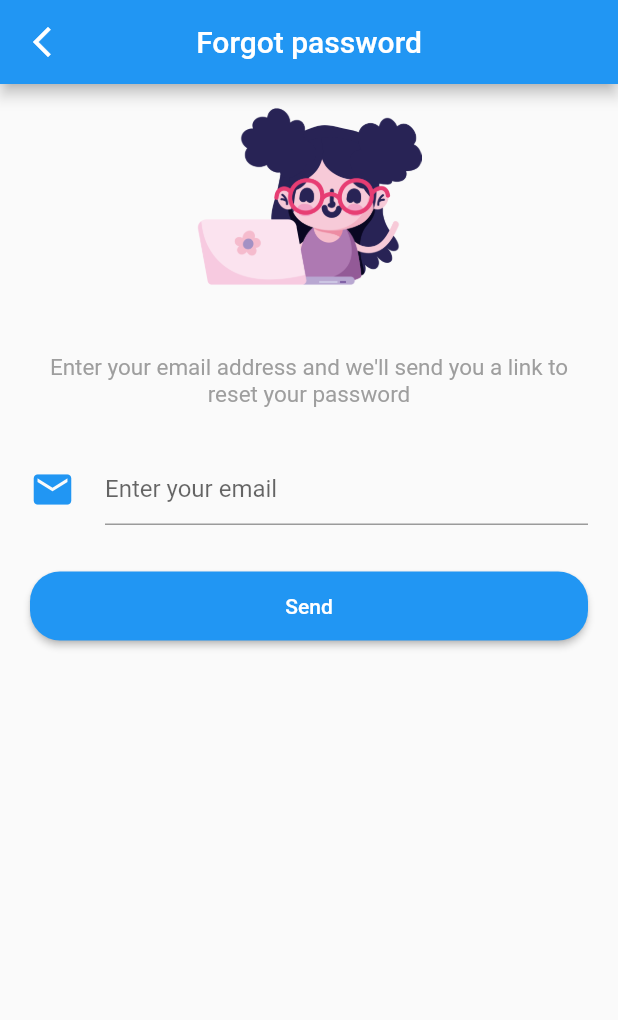
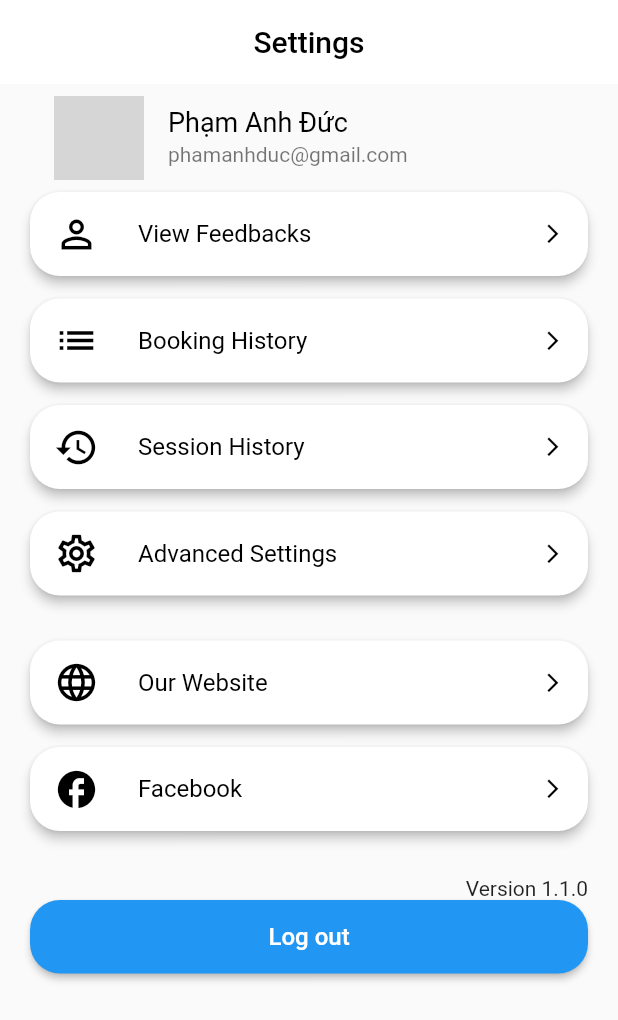
Before and after one commit to sonicduc123/1-on-1-learning, a Flutter app: the screen it shows after launch, on a phone screen of 412 x 824 dp. Shown: the top 1020 px of the screen. Run offline on Flutter 3.47's test engine with Material 2 defaults, Android fonts, the phone set to English and light mode, and no system bars; grey boxes are pictures that could not be loaded.

Commit message:
add Setting UI

```diff
--- /dev/null
+++ b/lib/AccountManagement/setting.dart
@@ -0,0 +1,135 @@
+import 'package:flutter/material.dart';
+import 'package:let_tutor/Ultility/function.dart';
+
+class Setting extends StatelessWidget {
+  const Setting({Key? key}) : super(key: key);
+
+  @override
+  Widget build(BuildContext context) {
+    Widget information = const ListTile(
+      leading: CircleAvatar(
+        backgroundImage: AssetImage('images/avatar.png'),
+        radius: 30,
+      ),
+      title: Text(
+        'Phạm Anh Đức',
+        style: TextStyle(
+          color: Colors.black,
+          fontSize: 18,
+        ),
+      ),
+      subtitle: Text('phamanhduc@gmail.com'),
+    );
+
+    Widget listItem(Icon icon, String name) => Card(
+          shape: RoundedRectangleBorder(
+            borderRadius: BorderRadius.circular(20),
+          ),
+          elevation: 3,
+          margin: const EdgeInsets.only(bottom: 15),
+          child: ListTile(
+            leading: icon,
+            title: Text(
+              name,
+              style: const TextStyle(color: Colors.black),
+            ),
+            trailing: const Icon(
+              Icons.arrow_forward_ios,
+              color: Colors.black,
+              size: 15,
+            ),
+          ),
+        );
+
+    Widget version = const Align(
+      alignment: Alignment.topRight,
+      child: Text('Version 1.1.0'),
+    );
+
+    Widget logoutButton = ElevatedButton(
+      style: ElevatedButton.styleFrom(
+        shape: RoundedRectangleBorder(
+          borderRadius: BorderRadius.circular(20),
+        ),
+        padding: const EdgeInsets.only(top: 15, bottom: 15),
+      ),
+      onPressed: () {},
+      child: const Text(
+        'Log out',
+        style: TextStyle(fontSize: 16),
+      ),
+    );
+
+    return Scaffold(
+      appBar: AppBar(
+        title: const Text('Settings',
+            style: TextStyle(
+              color: Colors.black,
+            )),
+        backgroundColor: Colors.white,
+        elevation: 0,
+        centerTitle: true,
+      ),
+      body: Container(
+        padding: const EdgeInsets.only(left: 20, right: 20),
+        child: ListView(
+          children: [
+            information,
+            listItem(
+              const Icon(
+                Icons.person_outline,
+                color: Colors.black,
+                size: 30,
+              ),
+              'View Feedbacks',
+            ),
+            listItem(
+              const Icon(
+                Icons.list,
+                color: Colors.black,
+                size: 30,
+              ),
+              'Booking History',
+            ),
+            listItem(
+              const Icon(
+                Icons.history,
+                color: Colors.black,
+                size: 30,
+              ),
+              'Session History',
+            ),
+            listItem(
+              const Icon(
+                Icons.settings_outlined,
+                color: Colors.black,
+                size: 30,
+              ),
+              'Advanced Settings',
+            ),
+            space(15),
+            listItem(
+              const Icon(
+                Icons.language,
+                color: Colors.black,
+                size: 30,
+              ),
+              'Our Website',
+            ),
+            listItem(
+              const Icon(
+                Icons.facebook_outlined,
+                color: Colors.black,
+                size: 30,
+              ),
+              'Facebook',
+            ),
+            space(15),
+            version,
+            logoutButton,
+          ],
+        ),
+      ),
+    );
+  }
+}
--- a/lib/main.dart
+++ b/lib/main.dart
@@ -1,4 +1,5 @@
 import 'package:flutter/material.dart';
+import 'AccountManagement/setting.dart';
 import 'Authentication/forgot_password.dart';
 import 'Authentication/login.dart';
 import 'Authentication/register.dart';
@@ -7,6 +8,6 @@ void main() {
   runApp(const MaterialApp(
       title: 'My App',
       home: SafeArea(
-        child: ForgotPassword(),
+        child: Setting(),
       )));
 }
```
Also changed, not shown: lib/AccountManagement/profile.dart (added), 1 other file.
